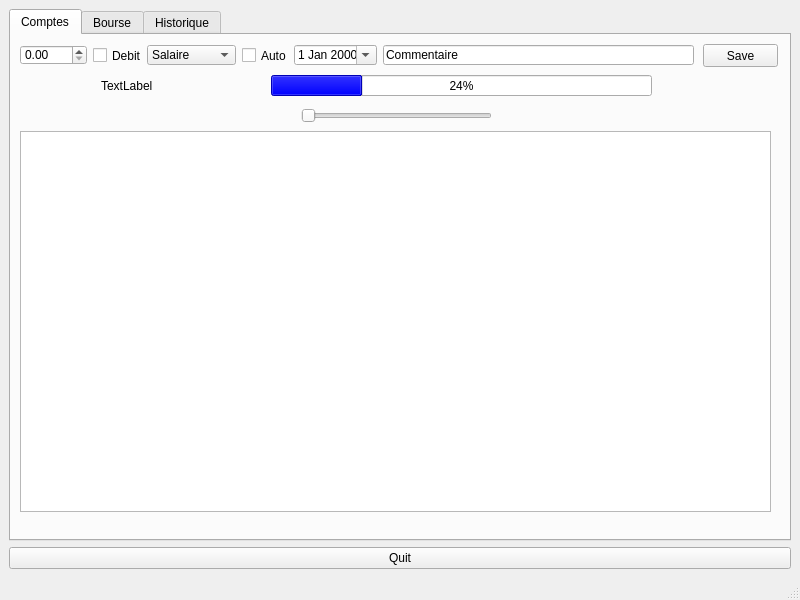
Qt form mainwindow.ui (MaximeAeva/TheWallet) before a commit.
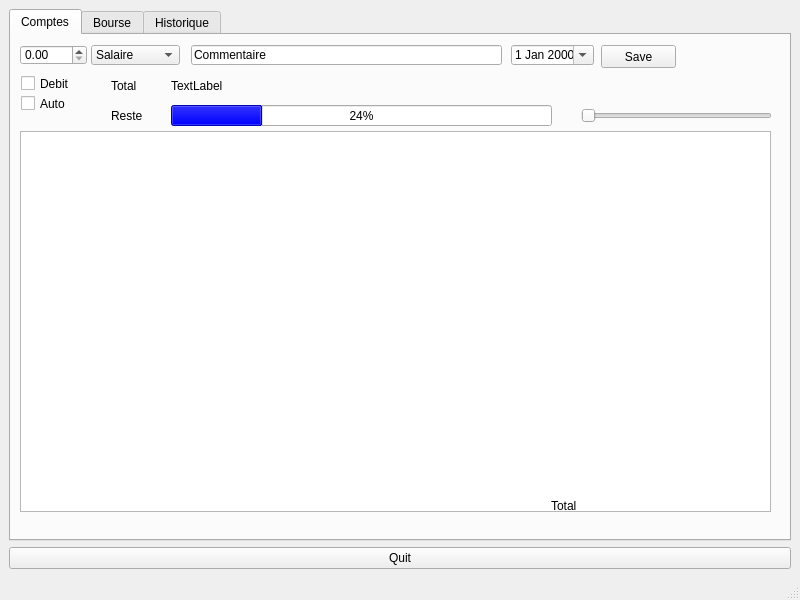
The same form after that commit. Custom widgets are drawn as their Qt base class.

Patch:
```diff
--- a/mainwindow.ui
+++ b/mainwindow.ui
@@ -27,7 +27,7 @@
        <widget class="QDateEdit" name="date_em">
         <property name="geometry">
          <rect>
-          <x>283</x>
+          <x>500</x>
           <y>10</y>
           <width>83</width>
           <height>20</height>
@@ -40,7 +40,7 @@
        <widget class="QComboBox" name="context">
         <property name="geometry">
          <rect>
-          <x>136</x>
+          <x>80</x>
           <y>10</y>
           <width>89</width>
           <height>20</height>
@@ -88,8 +88,8 @@
        <widget class="QPushButton" name="save">
         <property name="geometry">
          <rect>
-          <x>692</x>
-          <y>9</y>
+          <x>590</x>
+          <y>10</y>
           <width>75</width>
           <height>23</height>
          </rect>
@@ -117,7 +117,7 @@
        <widget class="QLineEdit" name="com">
         <property name="geometry">
          <rect>
-          <x>372</x>
+          <x>180</x>
           <y>10</y>
           <width>311</width>
           <height>20</height>
@@ -133,8 +133,8 @@
        <widget class="QCheckBox" name="debit">
         <property name="geometry">
          <rect>
-          <x>82</x>
-          <y>12</y>
+          <x>10</x>
+          <y>40</y>
           <width>48</width>
           <height>17</height>
          </rect>
@@ -146,8 +146,8 @@
        <widget class="QCheckBox" name="auto_2">
         <property name="geometry">
          <rect>
-          <x>231</x>
-          <y>12</y>
+          <x>10</x>
+          <y>60</y>
           <width>46</width>
           <height>17</height>
          </rect>
@@ -159,7 +159,7 @@
        <widget class="QLabel" name="totalDebit">
         <property name="geometry">
          <rect>
-          <x>90</x>
+          <x>160</x>
           <y>40</y>
           <width>101</width>
           <height>21</height>
@@ -172,7 +172,8 @@
          </sizepolicy>
         </property>
         <property name="styleSheet">
-         <string notr="true">font: 75 14pt &quot;MS Shell Dlg 2&quot;;</string>
+         <string notr="true">font: 75 14pt &quot;MS Shell Dlg 2&quot;;
+border-color: rgb(0, 0, 0);</string>
         </property>
         <property name="text">
          <string>TextLabel</string>
@@ -181,8 +182,8 @@
        <widget class="QProgressBar" name="progressBar">
         <property name="geometry">
          <rect>
-          <x>260</x>
-          <y>40</y>
+          <x>160</x>
+          <y>70</y>
           <width>381</width>
           <height>21</height>
          </rect>
@@ -280,7 +281,7 @@
        <widget class="QSlider" name="slider">
         <property name="geometry">
          <rect>
-          <x>290</x>
+          <x>570</x>
           <y>70</y>
           <width>191</width>
           <height>22</height>
@@ -302,6 +303,45 @@
          <enum>Qt::Horizontal</enum>
         </property>
        </widget>
+       <widget class="QLabel" name="label">
+        <property name="geometry">
+         <rect>
+          <x>100</x>
+          <y>40</y>
+          <width>51</width>
+          <height>21</height>
+         </rect>
+        </property>
+        <property name="text">
+         <string>Total</string>
+        </property>
+       </widget>
+       <widget class="QLabel" name="label_2">
+        <property name="geometry">
+         <rect>
+          <x>540</x>
+          <y>460</y>
+          <width>51</width>
+          <height>21</height>
+         </rect>
+        </property>
+        <property name="text">
+         <string>Total</string>
+        </property>
+       </widget>
+       <widget class="QLabel" name="label_3">
+        <property name="geometry">
+         <rect>
+          <x>100</x>
+          <y>70</y>
+          <width>51</width>
+          <height>21</height>
+         </rect>
+        </property>
+        <property name="text">
+         <string>Reste</string>
+        </property>
+       </widget>
       </widget>
       <widget class="QWidget" name="tab_2">
        <attribute name="title">
```
